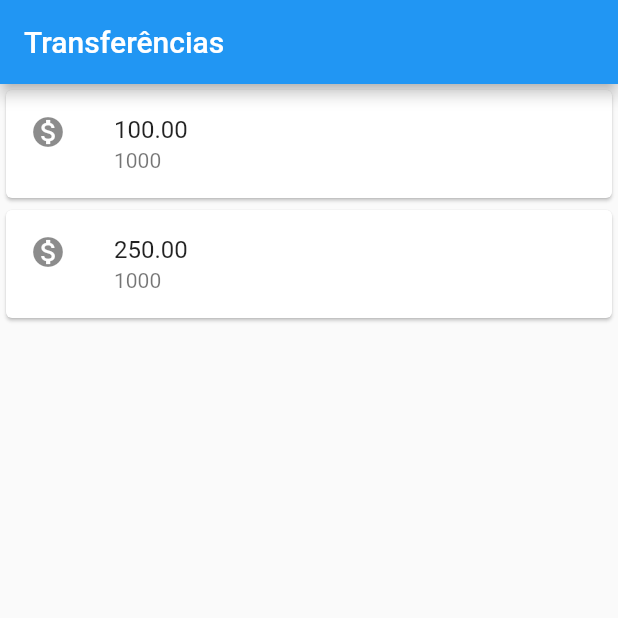
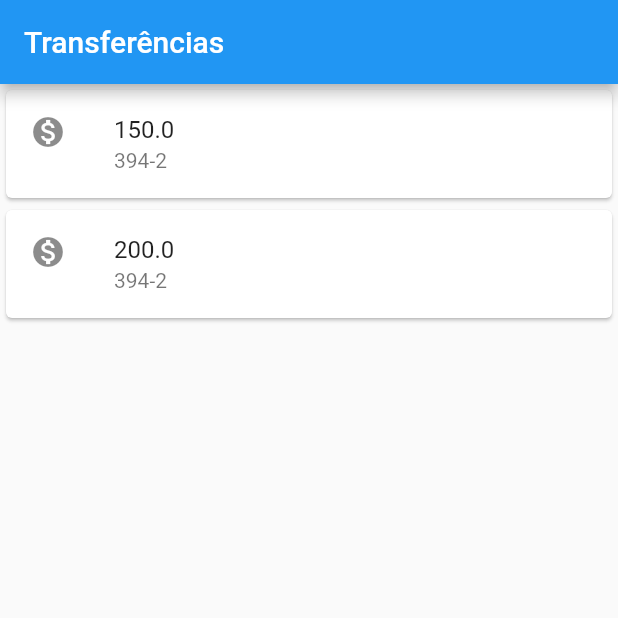
Before and after one commit to leandro-SI/Flutter-app-example, a Flutter app: the screen it shows after launch, on a phone screen of 412 x 824 dp, the top half of it. Run offline on Flutter 3.47's test engine with Material 2 defaults, Android fonts, the phone set to English and light mode, and no system bars.

Commit message:
lista de transferencias com Card

```diff
--- a/lib/main.dart
+++ b/lib/main.dart
@@ -10,26 +10,49 @@ void main() => runApp(
             child: Icon(Icons.add),
             onPressed: teste,
           ),
-          body: Column(
-            children: const [
-              Card(
-                child: ListTile(
-                  leading: Icon(Icons.monetization_on),
-                  title: Text('100.00'),
-                  subtitle: Text('1000'),
-                ),
-              ),
-              Card(
-                child: ListTile(
-                  leading: Icon(Icons.monetization_on),
-                  title: Text('250.00'),
-                  subtitle: Text('1000'),
-                ),
-              ),
-            ],
-          ),
+          body: const ListaDeTransferencias(),
         ),
       ),
     );
 
 void teste() {}
+
+class ListaDeTransferencias extends StatelessWidget {
+  const ListaDeTransferencias({Key? key}) : super(key: key);
+
+  @override
+  Widget build(BuildContext context) {
+    return Column(
+      children: const [
+        Itemtransferencia(Transferencia(150.00, "394-2")),
+        Itemtransferencia(Transferencia(200.00, "394-2"))
+      ],
+    );
+  }
+}
+
+class Itemtransferencia extends StatelessWidget {
+
+  final Transferencia _transferencia;
+
+  const Itemtransferencia(this._transferencia, {Key? key}) : super(key: key);
+
+  @override
+  Widget build(BuildContext context) {
+    return Card(
+      child: ListTile(
+        leading: const Icon(Icons.monetization_on),
+        title: Text(_transferencia.valor.toString()),
+        subtitle: Text(_transferencia.conta),
+      ),
+    );
+  }
+}
+
+class Transferencia {
+  final double valor;
+  final String conta;
+
+  const Transferencia(this.valor, this.conta);
+
+}
```
